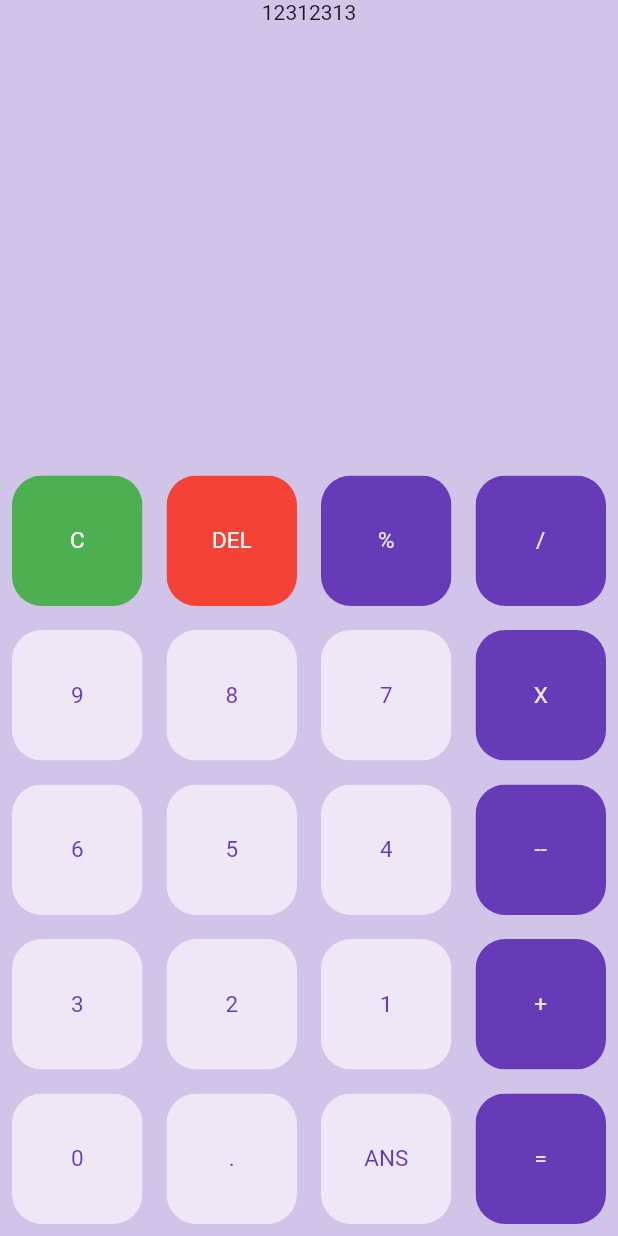
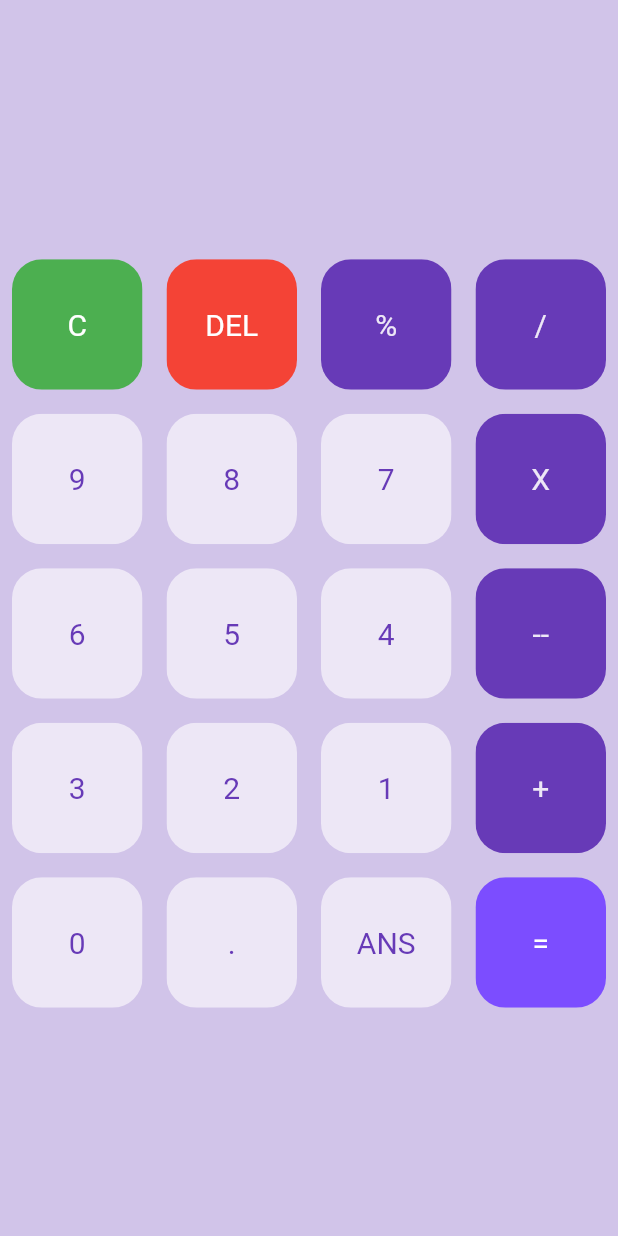
Before and after one commit to Jamiyansuren1020/first-calculator, a Flutter app: the screen it shows after launch, on a phone screen of 412 x 824 dp. Run offline on Flutter 3.47's test engine with Material 2 defaults, Android fonts, the phone set to English and light mode, and no system bars; our stand-ins replace math_expressions.

Commit message:
second push

```diff
--- a/lib/pages/home_page.dart
+++ b/lib/pages/home_page.dart
@@ -1,5 +1,6 @@
 import 'package:calculator/utilities/button.dart';
 import 'package:flutter/material.dart';
+import 'package:math_expressions/math_expressions.dart';
 
 class HomePage extends StatefulWidget {
   const HomePage({super.key});
@@ -9,6 +10,9 @@ class HomePage extends StatefulWidget {
 }
 
 class _HomePageState extends State<HomePage> {
+
+  var userQuestion = '';
+  var userAnswer = '';
 
   final List<String> buttons =
   [
@@ -24,12 +28,30 @@ class _HomePageState extends State<HomePage> {
     return Scaffold(
       backgroundColor: Colors.deepPurple[100],
       body: Column(
-        mainAxisAlignment: MainAxisAlignment.spaceBetween,
+        // mainAxisAlignment: MainAxisAlignment.spaceBetween,
         children: <Widget>[
+          Expanded(
+            child: Container(
+              child: Column(
+                mainAxisAlignment: MainAxisAlignment.spaceEvenly,
+                children: <Widget>[
+                  SizedBox(height: 10,),
                   Container(
-            child: Text('12312313'),
+                    padding: EdgeInsets.all(20),
+                    alignment: Alignment.centerLeft,
+                    child: Text(userQuestion, style: const TextStyle(fontSize: 20, fontFamily: 'digital'),)),
+                    // Divider(thickness: 1,),
+                  Container(
+                    padding: EdgeInsets.all(20),
+                    alignment: Alignment.centerRight,
+                    child: Text(userAnswer, style: TextStyle(fontSize: 20),))
+                ],
               ),
-          Container(
+            ),
+          ),
+          Expanded(
+            flex: 4,
+            child: Container(
               child: GridView.builder(
                 itemCount: buttons.length,
                 gridDelegate: const SliverGridDelegateWithFixedCrossAxisCount(crossAxisCount: 4),
@@ -38,22 +60,54 @@ class _HomePageState extends State<HomePage> {
                  itemBuilder: (BuildContext context, int index) {
                   if(index == 0) {
                      return MyButton(
+                      buttonTapped: () {
+                        setState(() {
+                          userQuestion = '';
+                          userAnswer = '';
+                        });
+                      },
                     color:  Colors.green,
                     textColor: Colors.white,
                     buttonText: buttons[index],);
                   } else if (index == 1) {
                      return MyButton(
+                      buttonTapped: () {
+                        if(userQuestion.isNotEmpty) {
+                          setState(() {
+                          userQuestion = userQuestion.substring(0, userQuestion.length-1);
+                        });
+                        } else {
+                          return userQuestion = '';
+                        }
+                      },
                     color:  Colors.red,
                     textColor: Colors.white,
                     buttonText: buttons[index],);
+                  } else if(index == buttons.length-1) {
+                      return MyButton(
+                        buttonTapped: () {
+                          setState(() {
+                            equalPressed();
+                          });
+                        },
+                        color: Colors.deepPurpleAccent,
+                        buttonText: buttons[index],
+                        textColor: Colors.white,
+                      );
                   }else {
                      return MyButton(
+                    buttonTapped: () {
+                      setState(() {
+                        userQuestion += buttons[index];
+                      });
+                    } ,
                     color:  isOperator(buttons[index]) ? Colors.deepPurple : Colors.deepPurple[50],
                     textColor: isOperator(buttons[index]) ? Colors.deepPurple[50] : Colors.deepPurple,
                     buttonText: buttons[index],);
                   }
 
                  }),
+            ),
           )
       ]),
     );
@@ -65,4 +119,20 @@ class _HomePageState extends State<HomePage> {
     }
     return false;
   }
+
+  void equalPressed() {
+    String finalQuestion = userQuestion;
+    finalQuestion = finalQuestion.replaceAll('X', '*');
+
+    Parser p = Parser();
+    Expression exp = p.parse(finalQuestion);
+    ContextModel cm = ContextModel();
+    double eval = exp.evaluate(EvaluationType.REAL, cm);
+
+    if (eval % 1 == 0) {
+      userAnswer = eval.toInt().toString();
+    } else {
+    userAnswer = eval.toString();
     }
+  }
+}
--- a/lib/utilities/button.dart
+++ b/lib/utilities/button.dart
@@ -4,19 +4,23 @@ class MyButton extends StatelessWidget {
   final color;
   final textColor;
   final String? buttonText;
+  final buttonTapped;
 
-  MyButton({this.color, this.textColor, this.buttonText});
+  MyButton({this.color, this.textColor, this.buttonText, this.buttonTapped});
 
   @override
   Widget build(BuildContext context) {
-    return Padding(
+    return GestureDetector(
+      onTap: buttonTapped,
+      child: Padding(
         padding: const EdgeInsets.all(8.0),
         child: ClipRRect(
           borderRadius: BorderRadius.circular(20),
           child: Container(
             color: color,
             child: Center(
-            child: Text(buttonText!, style: TextStyle(color: textColor, fontSize: 15),),
+              child: Text(buttonText!, style: TextStyle(color: textColor, fontSize: 20),),
+            ),
           ),
         ),
       ),
--- a/pubspec.yaml
+++ b/pubspec.yaml
@@ -35,6 +35,7 @@ dependencies:
   # The following adds the Cupertino Icons font to your application.
   # Use with the CupertinoIcons class for iOS style icons.
   cupertino_icons: ^1.0.2
+  math_expressions: ^2.4.0
 
 dev_dependencies:
   flutter_test:
```
Also changed, not shown: pubspec.lock. Lines whose indentation alone changed are shown as unchanged.
